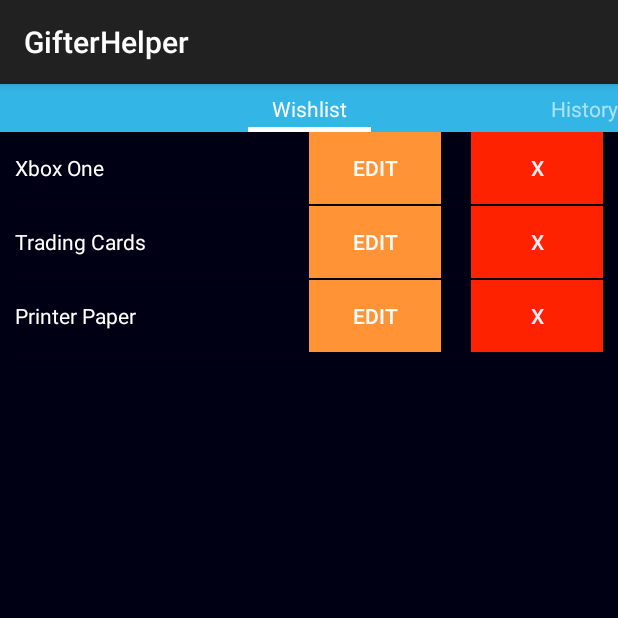
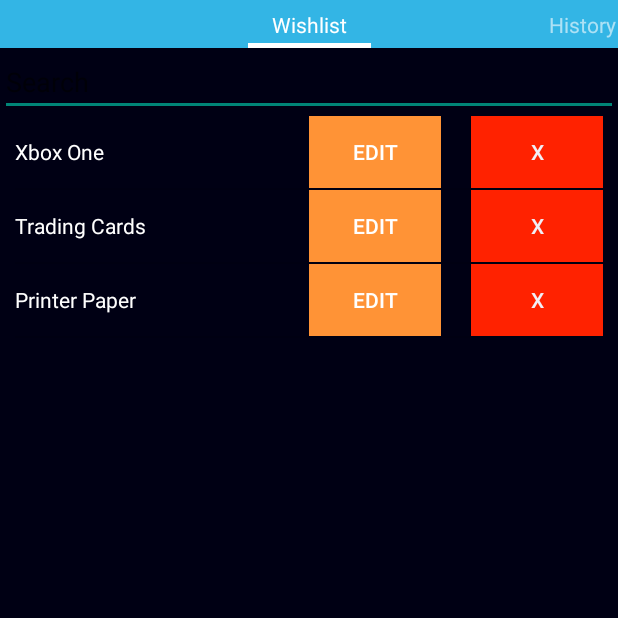
Before and after one commit to GifterHelper/GifterHelper, an Android app: the UserActivity screen opened directly, with no data from a screen before it, on a phone screen of 412 x 824 dp, the top half of it. Run offline under Robolectric (Android 15) with nearby library versions, the phone set to English and light mode, and no system bars; 2 statements that could not run were skipped.

Commit message:
Implemented filtering on list using a method

```diff
--- a/MyApplication/app/src/main/AndroidManifest.xml
+++ b/MyApplication/app/src/main/AndroidManifest.xml
@@ -25,7 +25,7 @@
             android:label="@string/app_name" >
         </activity>
         <activity android:name=".UserActivity"
-            android:theme="@style/AppTheme"
+            android:theme="@style/NoActionBar"
             android:label="GifterHelper">
        </activity>
         <activity android:name=".FriendActivity"
--- a/MyApplication/app/src/main/java/com/example/mitchell/gifterhelper/User.java
+++ b/MyApplication/app/src/main/java/com/example/mitchell/gifterhelper/User.java
@@ -7,6 +7,9 @@ import java.util.List;
  * Created by Ethan on 4/16/2015.
  */
 public class User extends Profile{
+
+    public User() {
+    }
 
     public User(String name) {
         super(name);
--- a/MyApplication/app/src/main/java/com/example/mitchell/gifterhelper/UserActivity.java
+++ b/MyApplication/app/src/main/java/com/example/mitchell/gifterhelper/UserActivity.java
@@ -1,18 +1,15 @@
 package com.example.mitchell.gifterhelper;
 
-import android.app.ActionBar;
-import android.app.FragmentTransaction;
-import android.app.Notification;
 import android.os.Bundle;
+import android.support.v4.app.FragmentActivity;
 import android.support.v4.view.PagerTabStrip;
-import android.support.v4.view.PagerTitleStrip;
 import android.support.v4.view.ViewPager;
-import android.support.v7.app.ActionBarActivity;
+import android.widget.EditText;
 
 /**
  * Created by Ethan on 4/18/2015.
  */
-public class UserActivity extends ActionBarActivity {
+public class UserActivity extends FragmentActivity {
     UserPagerAdapter userPagerAdapter;
     ViewPager viewPager;
 
@@ -21,10 +18,12 @@ public class UserActivity extends ActionBarActivity {
 
         super.onCreate(savedInstanceState);
         setContentView(R.layout.user_layout);
+
+        //As we are inheriting from actionbar activity
         userPagerAdapter = new UserPagerAdapter(getSupportFragmentManager());
         viewPager = (ViewPager)findViewById(R.id.UserPager);
         viewPager.setAdapter(userPagerAdapter);
         PagerTabStrip tabStrip = (PagerTabStrip) findViewById(R.id.userprofile_pager_tab_strip);
-
+        tabStrip.setPadding(2,2,2,2);
     }
 }
--- a/MyApplication/app/src/main/java/com/example/mitchell/gifterhelper/UserHistoryFragment.java
+++ b/MyApplication/app/src/main/java/com/example/mitchell/gifterhelper/UserHistoryFragment.java
@@ -5,6 +5,9 @@ import android.support.v4.app.Fragment;
 import android.view.LayoutInflater;
 import android.view.View;
 import android.view.ViewGroup;
+import android.widget.ListView;
+
+import java.util.ArrayList;
 
 /**
  * Created by Ethan on 4/18/2015.
@@ -14,6 +17,18 @@ public class UserHistoryFragment extends Fragment {
     @Override
     public View onCreateView(LayoutInflater inflater, ViewGroup container, Bundle savedInstanceState) {
         //InflateLayout of fragment
-        return inflater.inflate(R.layout.user_history_fragment,container,false);
+        View view =  inflater.inflate(R.layout.user_history_fragment,container,false);
+
+        ListView listView = (ListView) view.findViewById(R.id.UserHistoryList);
+        ArrayList<Item> history = new ArrayList<Item>();
+        history.add(new Item("Headphones"));
+        history.add(new Item("Design Lamp"));
+        history.add(new Item("Coffee Mug"));
+        User user = new User();
+        user.setHistory(history);
+        UserHistoryAdapter userHistoryAdapter = new UserHistoryAdapter(getActivity().getBaseContext(),user.getHistory());
+        listView.setAdapter(userHistoryAdapter);
+
+        return view;
     }
 }
--- a/MyApplication/app/src/main/java/com/example/mitchell/gifterhelper/UserPagerAdapter.java
+++ b/MyApplication/app/src/main/java/com/example/mitchell/gifterhelper/UserPagerAdapter.java
@@ -4,6 +4,7 @@ import android.content.Context;
 import android.support.v4.app.Fragment;
 import android.support.v4.app.FragmentManager;
 import android.support.v4.app.FragmentStatePagerAdapter;
+import android.util.Log;
 
 /**
  * Created by Ethan on 4/18/2015.
@@ -13,7 +14,6 @@ public class UserPagerAdapter extends FragmentStatePagerAdapter {
 
     final int PAGE_COUNT = 3;
     private String tabTitles[] = new String[]{"Wishlist","History","Friends"};
-    Context context;
 
     public UserPagerAdapter(FragmentManager fm) {
         super(fm);
@@ -28,7 +28,7 @@ public class UserPagerAdapter extends FragmentStatePagerAdapter {
     //TODO Set up so that we can go between fragments w/o having to reinitialize if possible
     @Override
     public Fragment getItem(int position) {
-
+        Log.d("GifterHelper", "Position " + position);
         switch(position)
         {
             case 0:
--- a/MyApplication/app/src/main/java/com/example/mitchell/gifterhelper/UserWishlistAdapter.java
+++ b/MyApplication/app/src/main/java/com/example/mitchell/gifterhelper/UserWishlistAdapter.java
@@ -1,27 +1,37 @@
 package com.example.mitchell.gifterhelper;
 
 import android.content.Context;
+import android.util.Log;
 import android.view.LayoutInflater;
 import android.view.View;
 import android.view.ViewGroup;
 import android.widget.ArrayAdapter;
+import android.widget.Filter;
+import android.widget.Filterable;
 import android.widget.TextView;
 
+import java.util.ArrayList;
+import java.util.LinkedList;
 import java.util.List;
 
 /**
  * Created by Ethan on 4/18/2015.
  */
-public class UserWishlistAdapter extends ArrayAdapter<Item> {
+public class UserWishlistAdapter extends ArrayAdapter<Item>{
 
-    List<Item> Items;
+    private List<Item> Items;
+    private List<Item> Items_display = null;
+
     public UserWishlistAdapter(Context context, int resource) {
         super(context, resource);
     }
 
     public UserWishlistAdapter(Context context, List<Item> items) {
         super(context, R.layout.item_layout, items);
-        this.Items = items;
+        this.Items_display = new ArrayList<Item>();
+        this.Items_display.addAll(items);
+        this.Items = new ArrayList<Item>();
+        this.Items.addAll(items);
     }
 
     @Override
@@ -36,7 +46,35 @@ public class UserWishlistAdapter extends ArrayAdapter<Item> {
         }
         //Sets the GUI Elements
         TextView name = (TextView) view.findViewById(R.id.wishlist_item_name);
-        name.setText(Items.get(position).getName());
+        name.setText(Items_display.get(position).getName());
         return view;
     }
+
+
+    public void filter(String charText){
+        Log.d("GifterHelper", "Filtering UserWishlist");
+        charText = charText.toString().toLowerCase();
+        Log.d("GifterHelper", "Filtering with " + charText);
+        Items_display.clear();
+        for(int i = 0; i < Items.size(); i++)
+        {
+            Item item = Items.get(i);
+            Log.d("GifterHelper","Item name " + item.getName());
+            if(item.getName().toLowerCase().contains(charText)){
+                Log.d("GifterHelper","Constraint equals " + item.getName());
+                Items_display.add(item);
+            }
+        }
+        notifyDataSetChanged();
+    }
+
+    @Override
+    public int getCount() {
+        return Items_display.size();
+    }
+
+    @Override
+    public Item getItem(int position) {
+        return Items_display.get(position);
+    }
 }
--- a/MyApplication/app/src/main/java/com/example/mitchell/gifterhelper/UserWishlistFragment.java
+++ b/MyApplication/app/src/main/java/com/example/mitchell/gifterhelper/UserWishlistFragment.java
@@ -2,10 +2,14 @@ package com.example.mitchell.gifterhelper;
 
 import android.os.Bundle;
 import android.support.v4.app.Fragment;
+import android.text.Editable;
+import android.text.TextWatcher;
 import android.util.Log;
+import android.view.KeyEvent;
 import android.view.LayoutInflater;
 import android.view.View;
 import android.view.ViewGroup;
+import android.widget.EditText;
 import android.widget.ListView;
 import android.widget.TextView;
 
@@ -17,19 +21,37 @@ import java.util.List;
  */
 //Works similar to activities,this is a modified HomeActivity
 public class UserWishlistFragment extends Fragment {
+    ListView itemView;
     @Override
     public View onCreateView(LayoutInflater inflater, ViewGroup container, Bundle savedInstanceState) {
         //InflateLayout of fragment
         View rootView = inflater.inflate(R.layout.user_wishlist_fragment,container,false);
         //Note need to use findViewById from the rootview as that is the view that we are going to be displaying
-        ListView itemView = (ListView) rootView.findViewById(R.id.UserWishList);
+        itemView = (ListView) rootView.findViewById(R.id.UserWishList);
         ArrayList<Item> items = new ArrayList<Item>();
         items.add(new Item("Xbox One"));
         items.add(new Item("Trading Cards"));
         items.add(new Item("Printer Paper"));
 
-        UserWishlistAdapter wishlistAdapter = new UserWishlistAdapter(getActivity().getBaseContext(),items);
+        final UserWishlistAdapter wishlistAdapter = new UserWishlistAdapter(getActivity().getBaseContext(),items);
         itemView.setAdapter(wishlistAdapter);
+        itemView.setTextFilterEnabled(true);
+        final EditText itemNameSearch = (EditText) rootView.findViewById(R.id.UserWishList_search);
+        itemNameSearch.addTextChangedListener(new TextWatcher() {
+            @Override
+            public void beforeTextChanged(CharSequence s, int start, int count, int after) {
+            }
+
+            @Override
+            public void onTextChanged(CharSequence s, int start, int before, int count) {
+                wishlistAdapter.filter(s.toString());
+            }
+
+            @Override
+            public void afterTextChanged(Editable s) {
+            }
+        });
+
         return rootView;
     }
 }
--- a/MyApplication/app/src/main/res/layout/user_history_fragment.xml
+++ b/MyApplication/app/src/main/res/layout/user_history_fragment.xml
@@ -2,7 +2,8 @@
 <LinearLayout xmlns:android="http://schemas.android.com/apk/res/android"
       android:layout_width="match_parent"
       android:layout_height="match_parent"
-      android:orientation="vertical">
+      android:orientation="vertical"
+    android:background="#000014">
     <ListView
         android:id="@+id/UserHistoryList"
         android:layout_width="match_parent"
--- a/MyApplication/app/src/main/res/layout/user_layout.xml
+++ b/MyApplication/app/src/main/res/layout/user_layout.xml
@@ -4,8 +4,8 @@
     android:orientation="vertical" android:layout_width="match_parent"
     android:layout_height="match_parent"
     android:background="#000014"
-    android:theme="@style/AppTheme"
-    >
+    android:theme="@style/AppTheme">
+
     <android.support.v4.view.PagerTabStrip
     android:id="@+id/userprofile_pager_tab_strip"
     android:layout_width="match_parent"
@@ -15,4 +15,5 @@
     android:textColor="#fff"
     android:paddingTop="4dp"
     android:paddingBottom="4dp" />
+
 </android.support.v4.view.ViewPager>
--- a/MyApplication/app/src/main/res/layout/user_wishlist_fragment.xml
+++ b/MyApplication/app/src/main/res/layout/user_wishlist_fragment.xml
@@ -2,8 +2,14 @@
 <LinearLayout xmlns:android="http://schemas.android.com/apk/res/android"
       android:layout_width="match_parent"
       android:layout_height="match_parent"
-      android:orientation="vertical">
-
+      android:orientation="vertical"
+    android:background="#000014">
+    <EditText
+        android:hint="Search"
+        android:id="@+id/UserWishList_search"
+        android:layout_width="match_parent"
+        android:layout_height="wrap_content"
+        android:textColor="#FFFFFF"/>
     <ListView
         android:id="@+id/UserWishList"
         android:layout_width="match_parent"
--- a/MyApplication/app/src/main/res/values/styles.xml
+++ b/MyApplication/app/src/main/res/values/styles.xml
@@ -4,5 +4,8 @@
     <style name="AppTheme" parent="Theme.AppCompat.Light.DarkActionBar">
         <!-- Customize your theme here. -->
     </style>
-
+    <style name="NoActionBar" parent="Theme.AppCompat.Light.DarkActionBar">
+        <item name = "android:windowActionBar">false</item>
+        <item name="android:windowNoTitle">true</item>
+    </style>
 </resources>
```
Also changed, not shown: MyApplication/app/src/main/res/layout/user_friends_fragment.xml (+10 -1 lines).
